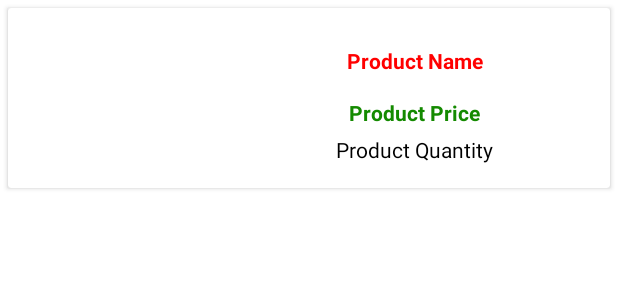
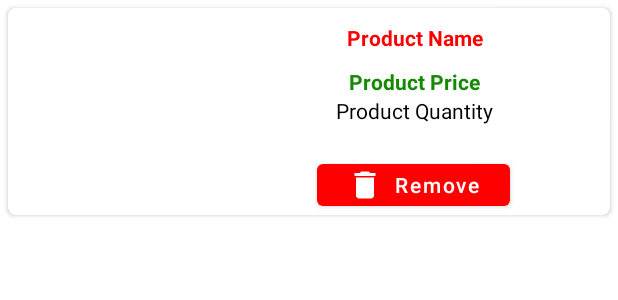
Before and after one commit to AnkitDhopate/the_clothing_application_android, an Android app: the layout cart_item_layout.xml on its own in the app's theme, with its tools: preview values and no code run, on a phone screen of 412 x 824 dp. Shown: the top 300 px of the screen. Run offline under Robolectric (Android 15) with nearby library versions, the phone set to English and light mode, and no system bars; Roboto replaces fonts that are not available here.

Commit message:
Added feature delete items from cart.

```diff
--- a/app/src/main/java/com/example/theclothingapplication/API/ApiInterface.java
+++ b/app/src/main/java/com/example/theclothingapplication/API/ApiInterface.java
@@ -45,4 +45,7 @@ public interface ApiInterface {
 
     @POST("api/user/cart/addtocart")
     Call<CartParentModel> addToCart(@Header("Authorization") String authHeader, @Body CartParentModel cartItemsModel);
+
+    @POST("api/user/cart/removeitem")
+    Call<CartItemsModel> deleteCartItem(@Header("Authorization") String authHeader, @Body CartItemsModel cartItemsModel);
 }
--- a/app/src/main/java/com/example/theclothingapplication/API/Model/ProductModel.java
+++ b/app/src/main/java/com/example/theclothingapplication/API/Model/ProductModel.java
@@ -10,6 +10,11 @@ public class ProductModel
         this.description = description;
         this.productImage = productImage;
         this.parentId = parentId;
+        this._id = _id;
+    }
+
+    public ProductModel(String _id)
+    {
         this._id = _id;
     }
 
--- /dev/null
+++ b/app/src/main/res/drawable/delete_icon.xml
@@ -0,0 +1,5 @@
+<vector android:height="24dp" android:tint="#FFFFFF"
+    android:viewportHeight="24" android:viewportWidth="24"
+    android:width="24dp" xmlns:android="http://schemas.android.com/apk/res/android">
+    <path android:fillColor="@android:color/white" android:pathData="M6,19c0,1.1 0.9,2 2,2h8c1.1,0 2,-0.9 2,-2V7H6v12zM19,4h-3.5l-1,-1h-5l-1,1H5v2h14V4z"/>
+</vector>
--- a/app/src/main/res/layout/cart_item_layout.xml
+++ b/app/src/main/res/layout/cart_item_layout.xml
@@ -1,26 +1,29 @@
 <?xml version="1.0" encoding="utf-8"?>
 <androidx.cardview.widget.CardView xmlns:android="http://schemas.android.com/apk/res/android"
+    xmlns:app="http://schemas.android.com/apk/res-auto"
     android:layout_width="match_parent"
     android:layout_height="wrap_content"
+    android:layout_margin="5dp"
+    android:elevation="5dp"
     android:orientation="horizontal"
-    android:elevation="5dp"
-    android:layout_margin="5dp"
-    android:padding="5dp">
+    android:padding="5dp"
+    app:cardCornerRadius="5dp">
 
     <LinearLayout
         android:layout_width="match_parent"
-        android:layout_height="match_parent"
+        android:layout_height="wrap_content"
         android:orientation="horizontal">
 
         <ImageView
             android:id="@+id/cart_product_image"
             android:layout_width="100dp"
             android:layout_height="120dp"
-            android:layout_marginLeft="40dp"/>
+            android:layout_marginLeft="40dp"
+            android:layout_gravity="center"/>
 
         <LinearLayout
             android:layout_width="match_parent"
-            android:layout_height="match_parent"
+            android:layout_height="wrap_content"
             android:gravity="center"
             android:orientation="vertical">
 
@@ -39,7 +42,6 @@
                 android:id="@+id/cart_product_price"
                 android:layout_width="match_parent"
                 android:layout_height="wrap_content"
-                android:layout_margin="5dp"
                 android:text="Product Price"
                 android:textAlignment="center"
                 android:textColor="#148A00"
@@ -55,6 +57,23 @@
                 android:textColor="#000000"
                 android:textSize="14sp" />
 
+
+            <Button
+                android:id="@+id/cart_remove"
+                style="@style/Widget.MaterialComponents.Button.Icon"
+                android:layout_width="wrap_content"
+                android:layout_height="40dp"
+                android:layout_gravity="center"
+                android:gravity="center"
+                android:paddingLeft="20dp"
+                android:paddingRight="20dp"
+                android:text="@string/remove"
+                android:textAllCaps="false"
+                app:backgroundTint="@color/colorPrimaryDark"
+                app:icon="@drawable/delete_icon"
+                app:iconGravity="textStart"
+                android:layout_marginTop="20dp"/>
+
         </LinearLayout>
 
     </LinearLayout>
--- a/app/src/main/res/values/strings.xml
+++ b/app/src/main/res/values/strings.xml
@@ -26,4 +26,5 @@
     <string name="all_products">All Products</string>
     <string name="my_cart">My Cart</string>
     <string name="home">Home</string>
+    <string name="remove">Remove</string>
 </resources>
```
Also changed, not shown: app/src/main/java/com/example/theclothingapplication/API/Model/CartItemsModel.java (+20 -2 lines), app/src/main/java/com/example/theclothingapplication/Adapters/CartAdapter.java (+46 -1 lines), app/src/main/res/values/styles.xml (+10 -0 lines).
